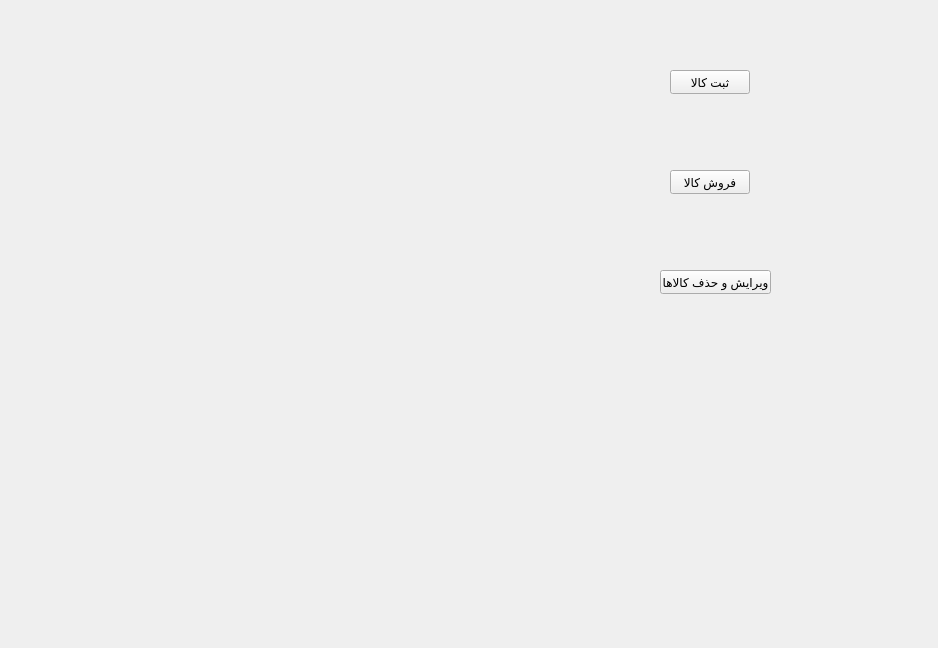
Above: cpp/Accounting/menu.ui from Abbas2026/Accounting before the change. Below: the same form after it.
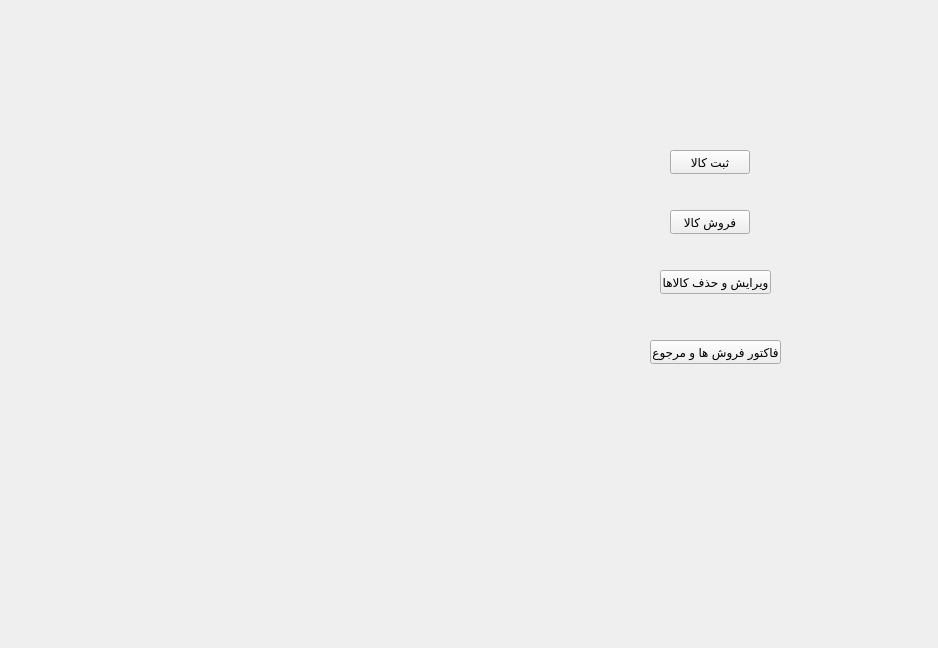
That is the form after the change.

```diff
--- a/cpp/Accounting/menu.ui
+++ b/cpp/Accounting/menu.ui
@@ -17,7 +17,7 @@
    <property name="geometry">
     <rect>
      <x>670</x>
-     <y>70</y>
+     <y>150</y>
      <width>80</width>
      <height>24</height>
     </rect>
@@ -30,7 +30,7 @@
    <property name="geometry">
     <rect>
      <x>670</x>
-     <y>170</y>
+     <y>210</y>
      <width>80</width>
      <height>24</height>
     </rect>
@@ -52,6 +52,19 @@
     <string>ویرایش و حذف کالاها</string>
    </property>
   </widget>
+  <widget class="QPushButton" name="pushButton_4">
+   <property name="geometry">
+    <rect>
+     <x>650</x>
+     <y>340</y>
+     <width>131</width>
+     <height>24</height>
+    </rect>
+   </property>
+   <property name="text">
+    <string>فاکتور فروش ها و مرجوع</string>
+   </property>
+  </widget>
  </widget>
  <resources/>
  <connections/>
```
